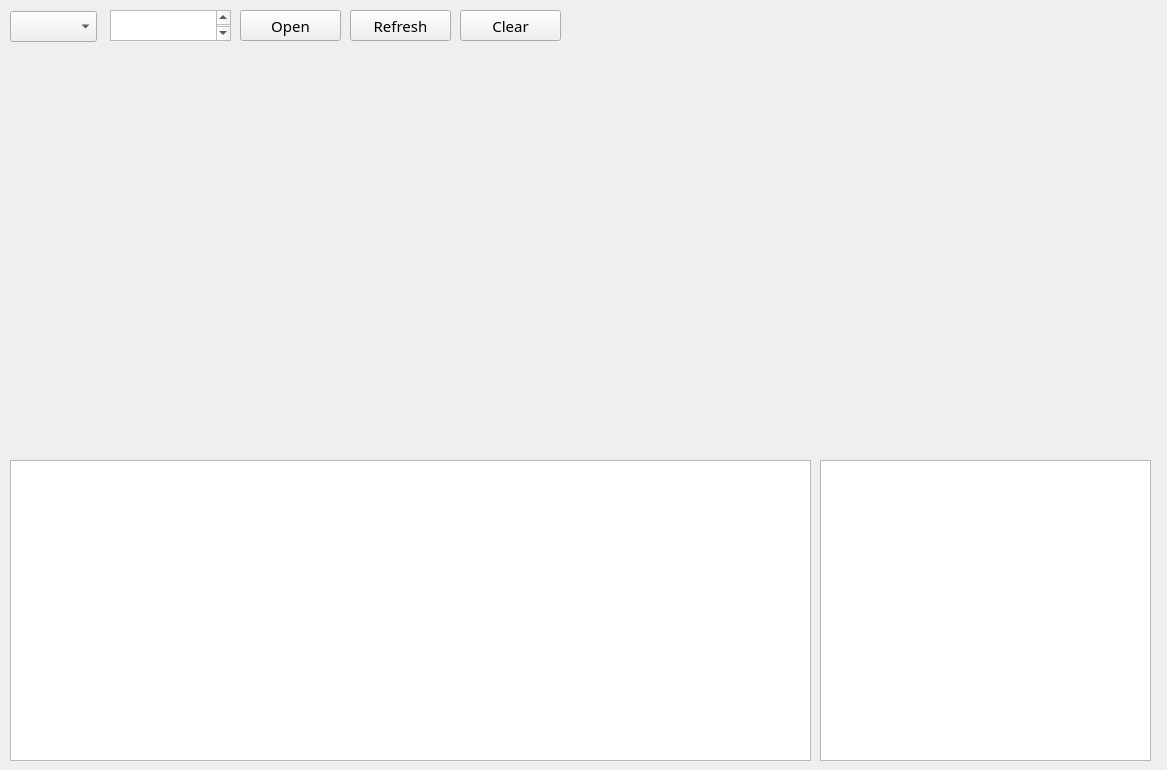
Old version of the form tools/mainwindow.ui in the repository ZhuYanzhen1/MM32_CLion.
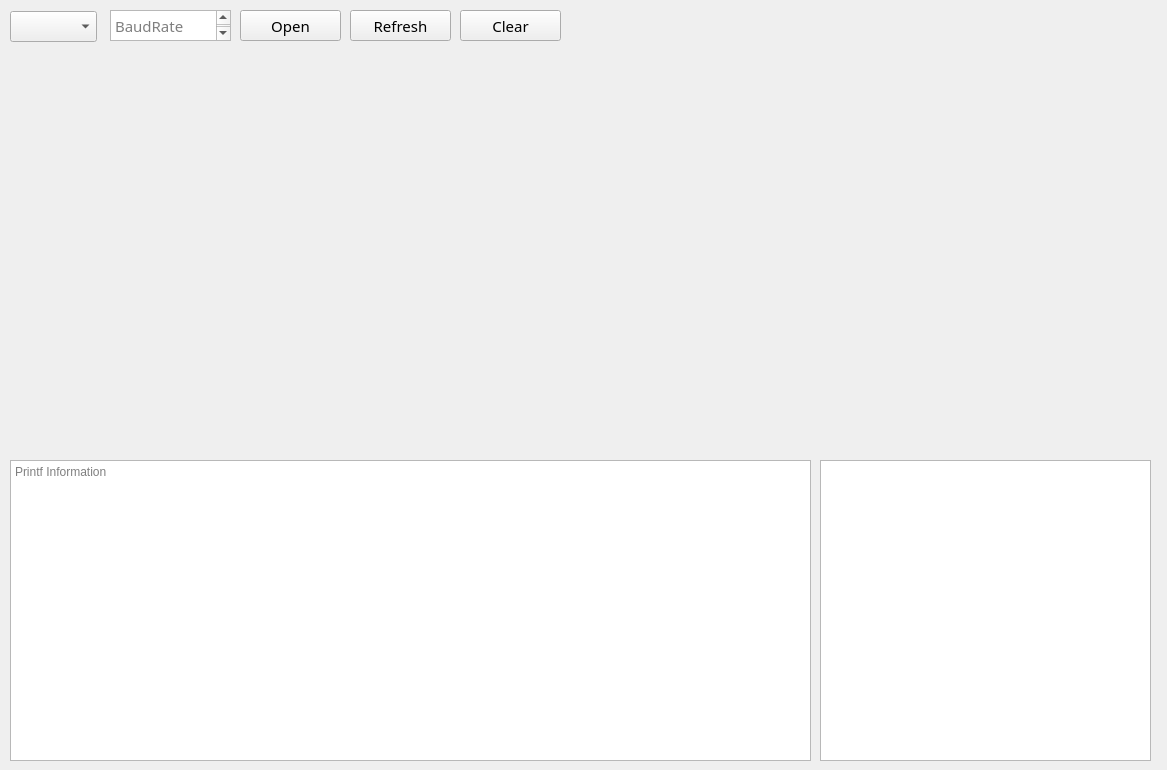
New version of the form. Custom widgets are drawn as their Qt base class.

Commit message: Modify the tools interface to make the interface interaction more user-friendly.

What changed in the file:
```diff
--- a/tools/mainwindow.ui
+++ b/tools/mainwindow.ui
@@ -61,7 +61,7 @@
      <string/>
     </property>
     <property name="placeholderText">
-     <string/>
+     <string>BaudRate</string>
     </property>
    </widget>
    <widget class="QPushButton" name="refresh_serial_btn">
@@ -78,6 +78,9 @@
     </property>
    </widget>
    <widget class="QTextBrowser" name="debug_info_txt">
+    <property name="enabled">
+     <bool>true</bool>
+    </property>
     <property name="geometry">
      <rect>
       <x>10</x>
@@ -93,7 +96,10 @@
      </font>
     </property>
     <property name="readOnly">
-     <bool>false</bool>
+     <bool>true</bool>
+    </property>
+    <property name="placeholderText">
+     <string>Printf Information</string>
     </property>
    </widget>
    <widget class="QTableView" name="variable_list">
```
Left out of the diff: 3 changed lines with no effect on the pictures.
